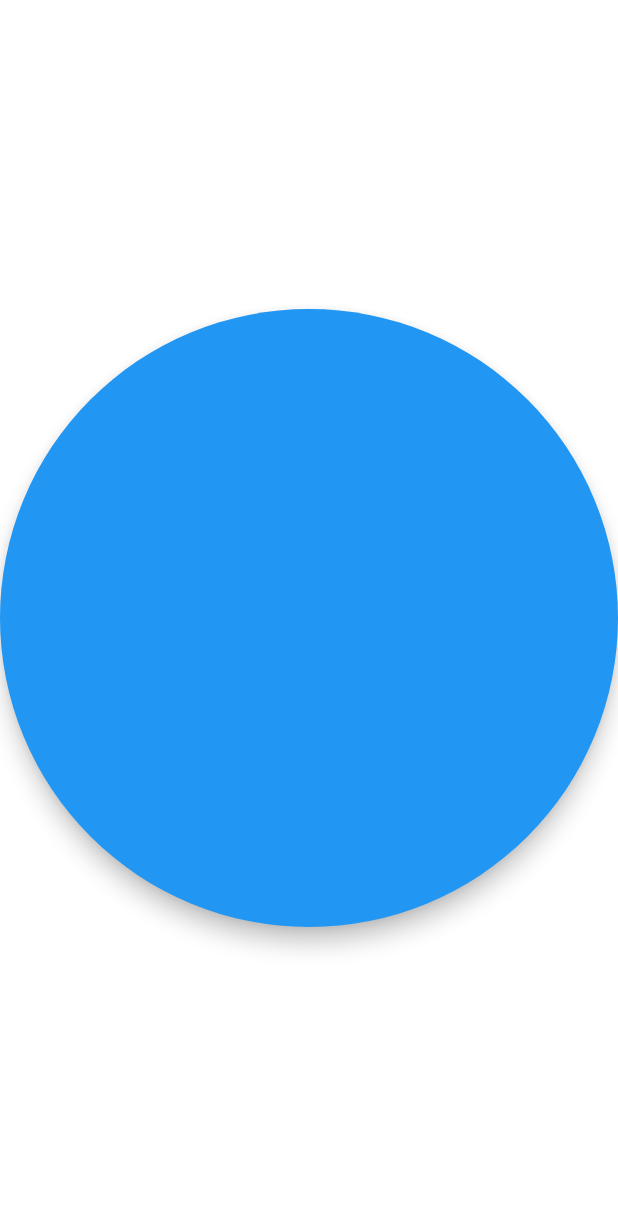
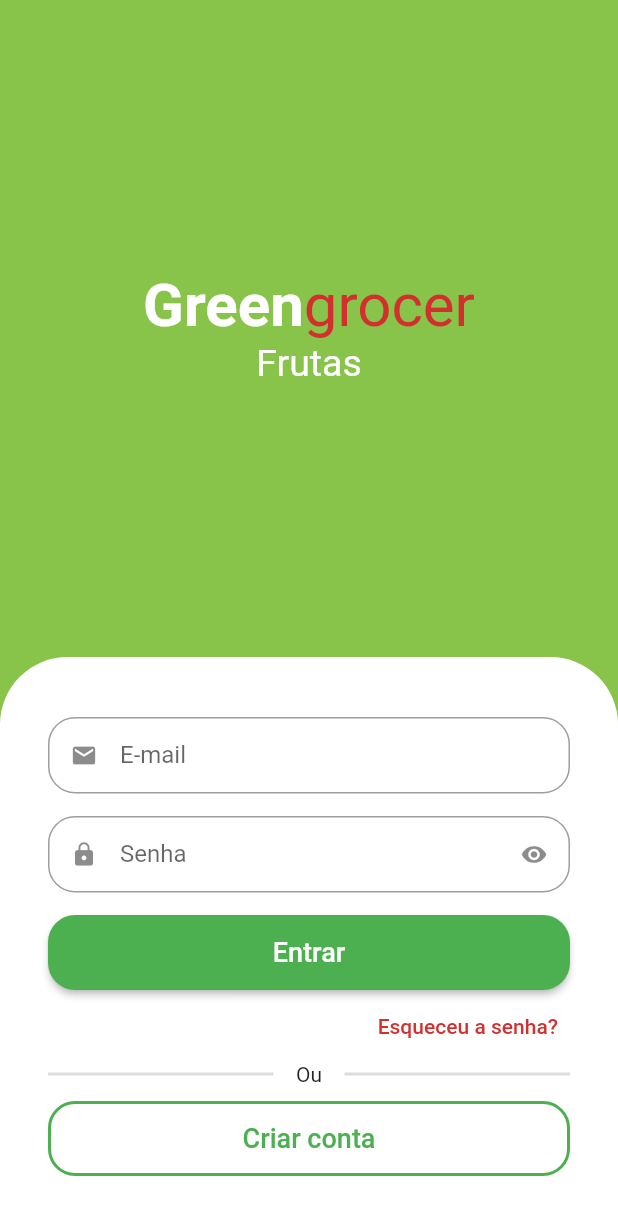
Before and after one commit to eriksongoncalves/green-grocer-flutter-app, a Flutter app: the screen it shows after launch, on a phone screen of 412 x 824 dp. Shown: the top 1215 px of the screen. Run offline on Flutter 3.47's test engine with Material 2 defaults, Android fonts, the phone set to English and light mode, and no system bars; drawn by our look-alikes of animated_text_kit.

Commit message:
feat: signin screen

```diff
--- a/lib/main.dart
+++ b/lib/main.dart
@@ -1,4 +1,5 @@
 import 'package:flutter/material.dart';
+import 'package:greengrocer/src/auth/sign_in_screen.dart';
 
 void main() {
   runApp(const MyApp());
@@ -11,8 +12,12 @@ class MyApp extends StatelessWidget {
   @override
   Widget build(BuildContext context) {
     return MaterialApp(
-      title: 'Flutter Demo',
-      home: FloatingActionButton(onPressed: () {}),
+      debugShowCheckedModeBanner: false,
+      title: 'Green Grocer',
+      theme: ThemeData(
+        primarySwatch: Colors.green,
+      ),
+      home: const SignInScreen(),
     );
   }
 }
--- /dev/null
+++ b/lib/src/auth/sign_in_screen.dart
@@ -0,0 +1,170 @@
+import 'package:flutter/material.dart';
+import 'package:animated_text_kit/animated_text_kit.dart';
+
+import 'package:greengrocer/src/components/custom_text_field.dart';
+import 'package:greengrocer/src/config/custom_colors.dart';
+
+class SignInScreen extends StatelessWidget {
+  const SignInScreen({super.key});
+
+  @override
+  Widget build(BuildContext context) {
+    final size = MediaQuery.of(context).size;
+
+    return Scaffold(
+      backgroundColor: CustomColors.customSwatchColor,
+      body: SingleChildScrollView(
+        child: SizedBox(
+          height: size.height,
+          width: size.width,
+          child: Column(
+            children: [
+              Expanded(
+                child: Column(
+                  mainAxisAlignment: MainAxisAlignment.center,
+                  children: [
+                    Text.rich(
+                      TextSpan(
+                          style: const TextStyle(
+                            fontSize: 40,
+                          ),
+                          children: [
+                            const TextSpan(
+                              text: "Green",
+                              style: TextStyle(
+                                color: Colors.white,
+                                fontWeight: FontWeight.bold,
+                              ),
+                            ),
+                            TextSpan(
+                              text: "grocer",
+                              style: TextStyle(
+                                color: CustomColors.customContrastColor,
+                              ),
+                            )
+                          ]),
+                    ),
+                    SizedBox(
+                      height: 30,
+                      child: DefaultTextStyle(
+                        style: const TextStyle(fontSize: 25),
+                        child: AnimatedTextKit(
+                          pause: Duration.zero,
+                          repeatForever: true,
+                          animatedTexts: [
+                            FadeAnimatedText("Frutas"),
+                            FadeAnimatedText("Verduras"),
+                            FadeAnimatedText("Legumes"),
+                            FadeAnimatedText("Carnes"),
+                            FadeAnimatedText("Cereais"),
+                            FadeAnimatedText("Laticíneos")
+                          ],
+                        ),
+                      ),
+                    ),
+                  ],
+                  // color: Colors.red,
+                ),
+              ),
+              Container(
+                padding:
+                    const EdgeInsets.symmetric(horizontal: 32, vertical: 40),
+                decoration: const BoxDecoration(
+                  color: Colors.white,
+                  borderRadius: BorderRadius.vertical(
+                    top: Radius.circular(45.0),
+                  ),
+                ),
+                child: Column(
+                  crossAxisAlignment: CrossAxisAlignment.stretch,
+                  children: [
+                    const CustomTextField(
+                      icon: Icons.email,
+                      label: "E-mail",
+                    ),
+                    const CustomTextField(
+                      icon: Icons.lock,
+                      label: "Senha",
+                      isSecret: true,
+                    ),
+                    SizedBox(
+                      height: 50,
+                      child: ElevatedButton(
+                        style: ElevatedButton.styleFrom(
+                          shape: RoundedRectangleBorder(
+                            borderRadius: BorderRadius.circular(18),
+                          ),
+                        ),
+                        onPressed: () {},
+                        child: const Text(
+                          "Entrar",
+                          style: TextStyle(fontSize: 18),
+                        ),
+                      ),
+                    ),
+                    Align(
+                      alignment: Alignment.centerRight,
+                      child: TextButton(
+                        onPressed: () {},
+                        child: Text(
+                          "Esqueceu a senha?",
+                          style: TextStyle(
+                            color: CustomColors.customContrastColor,
+                          ),
+                        ),
+                      ),
+                    ),
+                    Padding(
+                      padding: const EdgeInsets.only(bottom: 10),
+                      child: Row(
+                        children: [
+                          Expanded(
+                            child: Divider(
+                              color: Colors.grey.withAlpha(90),
+                              thickness: 2,
+                            ),
+                          ),
+                          const Padding(
+                            padding: EdgeInsets.symmetric(horizontal: 15),
+                            child: Text(
+                              "Ou",
+                            ),
+                          ),
+                          Expanded(
+                            child: Divider(
+                              color: Colors.grey.withAlpha(90),
+                              thickness: 2,
+                            ),
+                          ),
+                        ],
+                      ),
+                    ),
+                    SizedBox(
+                      height: 50,
+                      child: OutlinedButton(
+                        style: OutlinedButton.styleFrom(
+                          side: const BorderSide(
+                            width: 2,
+                            color: Colors.green,
+                          ),
+                          shape: RoundedRectangleBorder(
+                            borderRadius: BorderRadius.circular(18),
+                          ),
+                        ),
+                        onPressed: () {},
+                        child: const Text(
+                          "Criar conta",
+                          style: TextStyle(fontSize: 18),
+                        ),
+                      ),
+                    ),
+                  ],
+                ),
+              ),
+            ],
+          ),
+        ),
+      ),
+    );
+  }
+}
--- /dev/null
+++ b/lib/src/components/custom_text_field.dart
@@ -0,0 +1,58 @@
+import 'package:flutter/material.dart';
+
+class CustomTextField extends StatefulWidget {
+  final IconData icon;
+  final String label;
+  final bool isSecret;
+
+  const CustomTextField({
+    super.key,
+    required this.icon,
+    required this.label,
+    this.isSecret = false,
+  });
+
+  @override
+  State<CustomTextField> createState() => _CustomTextFieldState();
+}
+
+class _CustomTextFieldState extends State<CustomTextField> {
+  bool isObscure = false;
+
+  @override
+  void initState() {
+    super.initState();
+
+    isObscure = widget.isSecret;
+  }
+
+  @override
+  Widget build(BuildContext context) {
+    return Padding(
+      padding: const EdgeInsets.only(bottom: 15),
+      child: TextFormField(
+        obscureText: isObscure,
+        decoration: InputDecoration(
+          prefixIcon: Icon(widget.icon),
+          suffixIcon: widget.isSecret
+              ? IconButton(
+                  icon: Icon(
+                    isObscure ? Icons.visibility : Icons.visibility_off,
+                  ),
+                  onPressed: () {
+                    setState(() {
+                      isObscure = !isObscure;
+                    });
+                  },
+                )
+              : null,
+          label: Text(widget.label),
+          isDense: true,
+          border: OutlineInputBorder(
+            borderRadius: BorderRadius.circular(18),
+          ),
+        ),
+      ),
+    );
+  }
+}
--- /dev/null
+++ b/lib/src/config/custom_colors.dart
@@ -0,0 +1,21 @@
+import 'package:flutter/material.dart';
+
+Map<int, Color> _swatchOpacity = {
+  50: const Color.fromRGBO(139, 195, 74, 0.1),
+  100: const Color.fromRGBO(139, 195, 74, 0.2),
+  200: const Color.fromRGBO(139, 195, 74, 0.3),
+  300: const Color.fromRGBO(139, 195, 74, 0.4),
+  400: const Color.fromRGBO(139, 195, 74, 0.5),
+  500: const Color.fromRGBO(139, 195, 74, 0.6),
+  600: const Color.fromRGBO(139, 195, 74, 0.7),
+  700: const Color.fromRGBO(139, 195, 74, 0.8),
+  800: const Color.fromRGBO(139, 195, 74, 0.9),
+  900: const Color.fromRGBO(139, 195, 74, 1),
+};
+
+abstract class CustomColors {
+  static Color customContrastColor = Colors.red.shade700;
+
+  static MaterialColor customSwatchColor =
+      MaterialColor(0xFF88C34A, _swatchOpacity);
+}
--- a/pubspec.yaml
+++ b/pubspec.yaml
@@ -13,6 +13,7 @@ dependencies:
     sdk: flutter
 
   cupertino_icons: ^1.0.2
+  animated_text_kit: ^4.2.2
 
 dev_dependencies:
   flutter_test:
```
Also changed, not shown: pubspec.lock.
